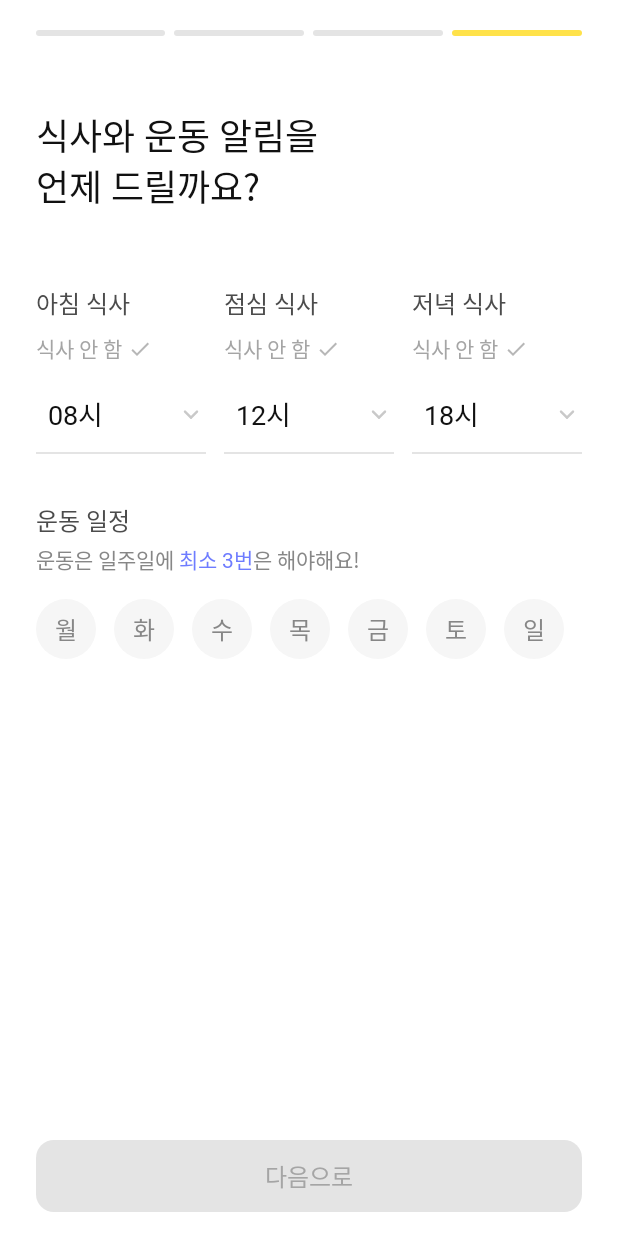
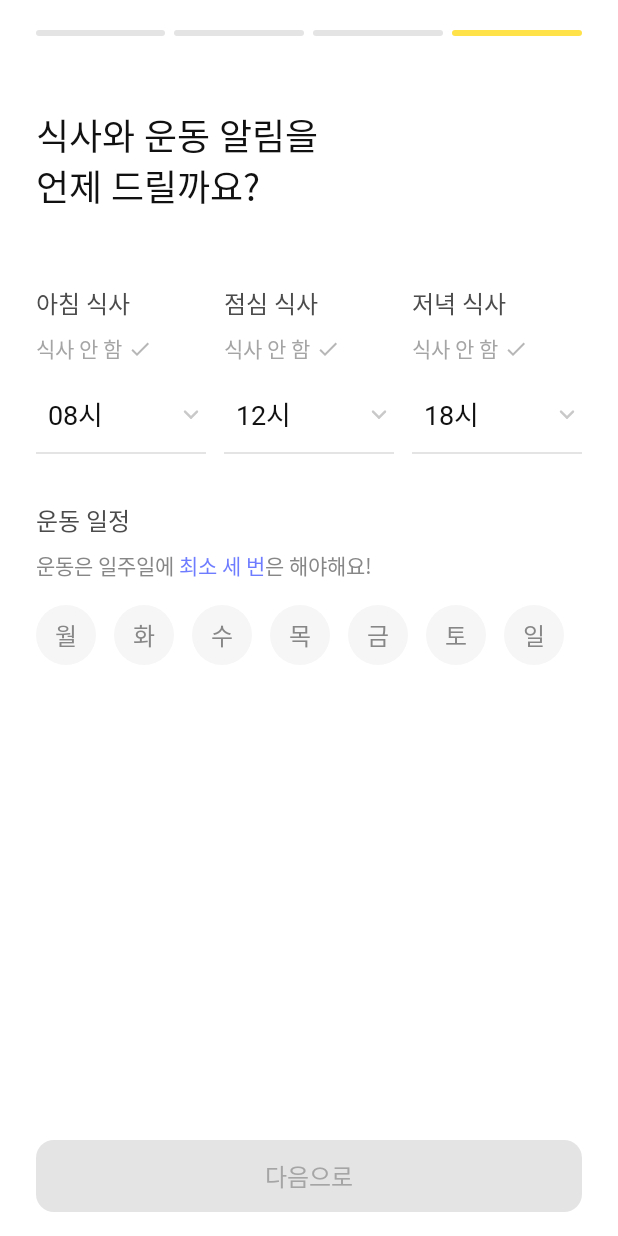
Before and after one commit to Central-MakeUs/mody-android, an Android app built with Jetpack Compose: the AlarmScreen screen opened through its navigation route, on a phone screen of 412 x 824 dp. Run offline under Robolectric (Android 15) with nearby library versions, the phone set to English and light mode, and no system bars; our stand-ins replace Dagger/Hilt's generated code; Roboto replaces fonts that are not available here.

Commit message:
fix(onboarding): 운동 최소 일수를 한글 수사로 표기
"최소 3 번" → "최소 세 번". 고유어 수사 매핑(한~일곱).

Co-Authored-By: Claude Opus 4.8 <noreply@anthropic.com>

```diff
--- a/feature/onboarding/src/main/java/com/makeus/mody/feature/onboarding/alarm/AlarmScreen.kt
+++ b/feature/onboarding/src/main/java/com/makeus/mody/feature/onboarding/alarm/AlarmScreen.kt
@@ -128,12 +128,12 @@ fun AlarmScreen(viewModel: OnboardingViewModel) {
             style = ModyTheme.typography.b6,
             color = ModyTheme.colors.gray08,
         )
-        Spacer(modifier = Modifier.height(4.dp))
+        Spacer(modifier = Modifier.height(8.dp))
         Text(
             text = buildAnnotatedString {
                 append("운동은 일주일에 ")
                 withStyle(SpanStyle(color = ModyTheme.colors.secondary100)) {
-                    append("최소 ${OnboardingState.EXERCISE_MIN_DAYS}번")
+                    append("최소 ${nativeKoreanNumber(OnboardingState.EXERCISE_MIN_DAYS)} 번")
                 }
                 append("은 해야해요!")
             },
@@ -215,6 +215,12 @@ private fun formatTime(hour24: Int, minute: Int): String {
     val hour12 = ((hour24 + 11) % 12) + 1
     return "%s %d:%02d".format(amPm, hour12, minute)
 }
+
+// 고유어 수사(한/두/세/네/다섯/여섯/일곱). 범위 밖이면 숫자 그대로.
+private val NATIVE_KOREAN_NUMBERS = listOf("한", "두", "세", "네", "다섯", "여섯", "일곱")
+
+private fun nativeKoreanNumber(n: Int): String =
+    NATIVE_KOREAN_NUMBERS.getOrElse(n - 1) { n.toString() }
 
 @Composable
 private fun RowScope.MealColumn(
```
